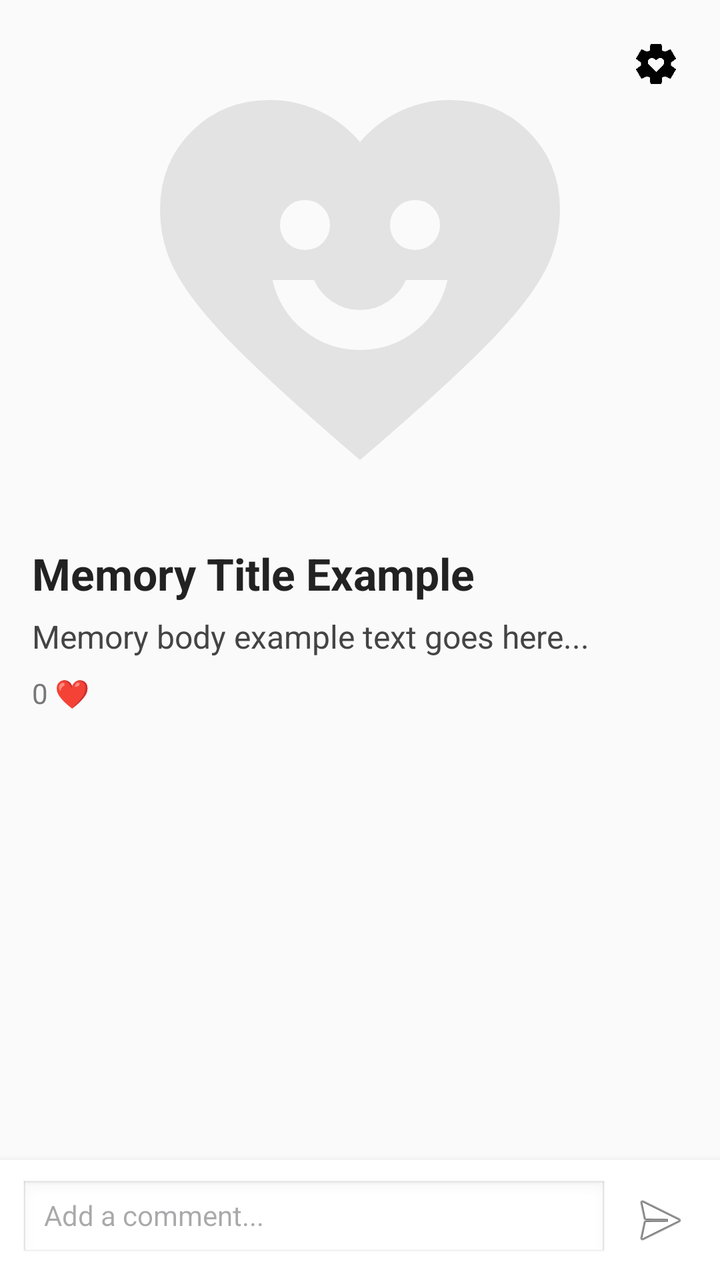
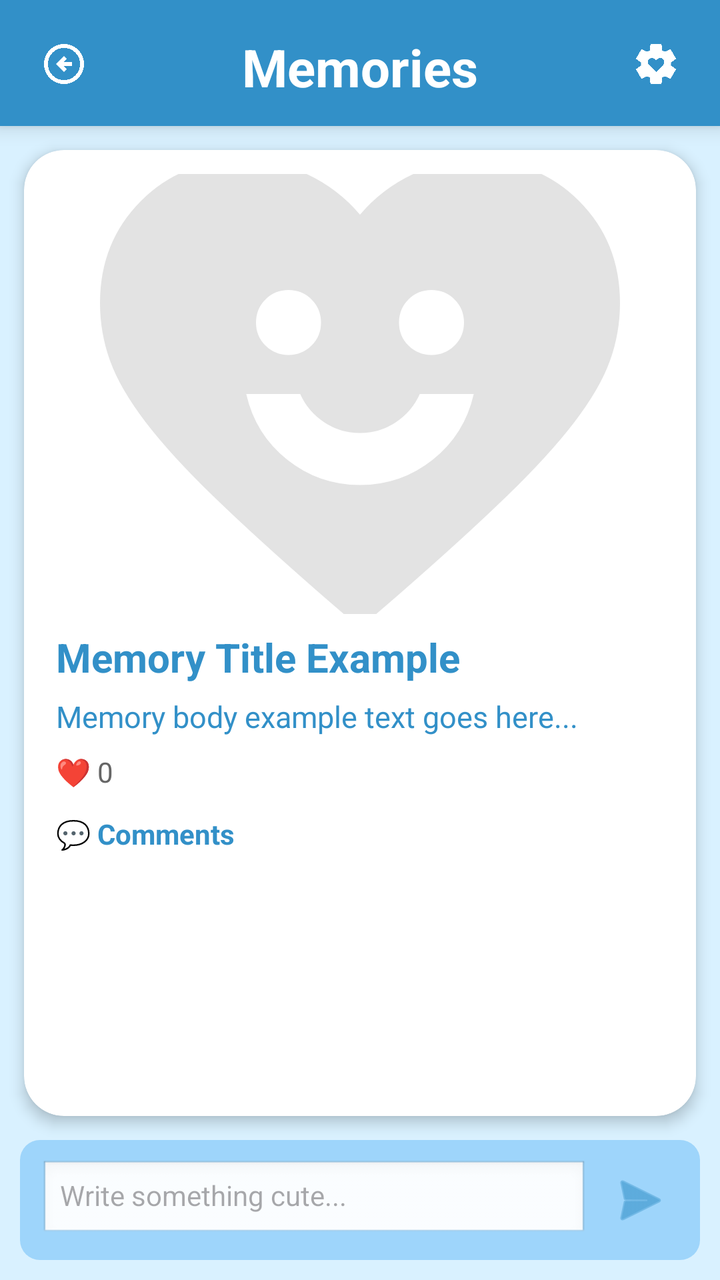

Two renders of the same Android screen: before a commit and after it. Below are the layout's source before the change and the commit's diff.
<!-- AndroidManifest.xml: application theme Theme.BetweenUs -->
<!-- res/layout/activity_memories_detail.xml -->
<?xml version="1.0" encoding="utf-8"?>
<androidx.constraintlayout.widget.ConstraintLayout
    xmlns:android="http://schemas.android.com/apk/res/android"
    xmlns:app="http://schemas.android.com/apk/res-auto"
    xmlns:tools="http://schemas.android.com/tools"
    android:id="@+id/main"
    android:layout_width="match_parent"
    android:layout_height="match_parent"
    tools:context=".MemoriesDetailActivity"
    android:background="#FAFAFA">

    
    <ImageView
        android:id="@+id/memory_image"
        android:layout_width="0dp"
        android:layout_margin="20dp"
        android:layout_height="240dp"
        android:scaleType="fitCenter"
        android:src="@drawable/memorybtn_filled"
        app:layout_constraintTop_toTopOf="parent"
        app:layout_constraintStart_toStartOf="parent"
        app:layout_constraintEnd_toEndOf="parent"/>

    
    <ImageButton
        android:id="@+id/btn_settings"
        android:layout_width="40dp"
        android:layout_height="40dp"
        android:layout_margin="12dp"
        android:background="@android:color/transparent"
        android:src="@drawable/settings_btn"
        app:layout_constraintTop_toTopOf="parent"
        app:layout_constraintEnd_toEndOf="parent"
        app:tint="@color/black" />

    
    <TextView
        android:id="@+id/memory_title"
        android:layout_width="0dp"
        android:layout_height="wrap_content"
        android:text="Memory Title Example"
        android:textSize="22sp"
        android:textStyle="bold"
        android:textColor="#222"
        android:layout_marginStart="16dp"
        android:layout_marginEnd="16dp"
        android:layout_marginTop="12dp"
        app:layout_constraintTop_toBottomOf="@id/memory_image"
        app:layout_constraintStart_toStartOf="parent"
        app:layout_constraintEnd_toEndOf="parent"/>

    
    <TextView
        android:id="@+id/memory_body"
        android:layout_width="0dp"
        android:layout_height="wrap_content"
        android:text="Memory body example text goes here..."
        android:textSize="16sp"
        android:textColor="#444"
        android:lineSpacingExtra="4dp"
        android:layout_marginStart="16dp"
        android:layout_marginEnd="16dp"
        android:layout_marginTop="6dp"
        app:layout_constraintTop_toBottomOf="@id/memory_title"
        app:layout_constraintStart_toStartOf="parent"
        app:layout_constraintEnd_toEndOf="parent"/>

    
    <TextView
        android:id="@+id/memory_likes"
        android:layout_width="wrap_content"
        android:layout_height="wrap_content"
        android:text="0 ❤"
        android:textSize="14sp"
        android:textColor="#777"
        android:layout_marginStart="16dp"
        android:layout_marginTop="8dp"
        app:layout_constraintTop_toBottomOf="@id/memory_body"
        app:layout_constraintStart_toStartOf="parent"/>

    
    <androidx.recyclerview.widget.RecyclerView
        android:id="@+id/recycler_comments"
        android:layout_width="0dp"
        android:layout_height="0dp"
        android:paddingTop="8dp"
        app:layout_constraintTop_toBottomOf="@id/memory_likes"
        app:layout_constraintBottom_toTopOf="@id/comment_bar"
        app:layout_constraintStart_toStartOf="parent"
        app:layout_constraintEnd_toEndOf="parent"/>

    
    <LinearLayout
        android:id="@+id/comment_bar"
        android:layout_width="0dp"
        android:layout_height="wrap_content"
        android:orientation="horizontal"
        android:padding="10dp"
        android:background="#FFFFFF"
        android:elevation="6dp"
        app:layout_constraintBottom_toBottomOf="parent"
        app:layout_constraintStart_toStartOf="parent"
        app:layout_constraintEnd_toEndOf="parent">

        <EditText
            android:id="@+id/et_comment"
            android:layout_width="0dp"
            android:layout_height="40dp"
            android:layout_weight="1"
            android:hint="Add a comment..."
            android:paddingStart="12dp"
            android:background="@android:drawable/edit_text"
            android:textSize="14sp"/>

        <ImageButton
            android:id="@+id/btn_send_comment"
            android:layout_width="40dp"
            android:layout_height="40dp"
            android:layout_marginStart="6dp"
            android:src="@android:drawable/ic_menu_send"
            android:background="@android:color/transparent"/>

    </LinearLayout>

</androidx.constraintlayout.widget.ConstraintLayout>
<!-- resources referenced by this layout -->
<resources>
  <color name="black">#FF000000</color>
  <!-- drawable memorybtn_filled (drawable) -->
  <vector xmlns:android="http://schemas.android.com/apk/res/android"
      android:width="24dp"
      android:height="24dp"
      android:viewportWidth="960"
      android:viewportHeight="960">
    <path
        android:pathData="M592,581q49,-39 63,-101h-83q-12,27 -37,43.5T480,540q-30,0 -55,-16.5T388,480h-83q14,62 63,101t112,39q63,0 112,-39ZM405.5,405.5Q420,391 420,370t-14.5,-35.5Q391,320 370,320t-35.5,14.5Q320,349 320,370t14.5,35.5Q349,420 370,420t35.5,-14.5ZM625.5,405.5Q640,391 640,370t-14.5,-35.5Q611,320 590,320t-35.5,14.5Q540,349 540,370t14.5,35.5Q569,420 590,420t35.5,-14.5ZM480,840l-58,-50q-101,-88 -167,-152T150,523q-39,-51 -54.5,-94T80,340q0,-94 63,-157t157,-63q52,0 99,22t81,62q34,-40 81,-62t99,-22q94,0 157,63t63,157q0,46 -15.5,89T810,523q-39,51 -105,115T538,790l-58,50Z"
        android:fillColor="#e3e3e3"/>
  </vector>
  <!-- drawable settings_btn (drawable) -->
  <vector xmlns:android="http://schemas.android.com/apk/res/android"
      android:width="24dp"
      android:height="24dp"
      android:viewportWidth="960"
      android:viewportHeight="960">
    <path
        android:pathData="m482,640 l140,-140q17,-17 22,-41.5t-5,-47.5q-10,-23 -30,-37t-45,-14q-25,0 -45,15.5T482,408q-18,-17 -37.5,-32.5T400,360q-25,0 -45.5,13.5T324,410q-10,23 -4.5,47.5T342,500l140,140ZM370,880l-16,-128q-13,-5 -24.5,-12T307,725l-119,50L78,585l103,-78q-1,-7 -1,-13.5v-27q0,-6.5 1,-13.5L78,375l110,-190 119,50q11,-8 23,-15t24,-12l16,-128h220l16,128q13,5 24.5,12t22.5,15l119,-50 110,190 -103,78q1,7 1,13.5v27q0,6.5 -2,13.5l103,78 -110,190 -118,-50q-11,8 -23,15t-24,12L590,880L370,880Z"
        android:fillColor="#e3e3e3"/>
  </vector>
  <style name="Theme.BetweenUs" parent="Theme.MaterialComponents.DayNight.NoActionBar">
          
          <item name="colorPrimary">@color/purple_500</item>
          <item name="colorPrimaryVariant">@color/purple_700</item>
          <item name="colorOnPrimary">@color/white</item>
          
          <item name="colorSecondary">@color/teal_200</item>
          <item name="colorSecondaryVariant">@color/teal_700</item>
          <item name="colorOnSecondary">@color/black</item>
          
          <item name="android:statusBarColor">?attr/colorPrimaryVariant</item>
          
      </style>
  <color name="purple_500">#FF6200EE</color>
  <color name="purple_700">#FF3700B3</color>
  <color name="white">#FFFFFFFF</color>
  <color name="teal_200">#FF03DAC5</color>
  <color name="teal_700">#FF018786</color>
</resources>

<!-- the commit's change to res/layout/activity_memories_detail.xml (unified diff, before → after) -->
@@ -1,124 +1,222 @@
 <?xml version="1.0" encoding="utf-8"?>
-<androidx.constraintlayout.widget.ConstraintLayout
-    xmlns:android="http://schemas.android.com/apk/res/android"
+<androidx.constraintlayout.widget.ConstraintLayout xmlns:android="http://schemas.android.com/apk/res/android"
     xmlns:app="http://schemas.android.com/apk/res-auto"
-    xmlns:tools="http://schemas.android.com/tools"
+
     android:id="@+id/main"
     android:layout_width="match_parent"
     android:layout_height="match_parent"
-    tools:context=".MemoriesDetailActivity"
-    android:background="#FAFAFA">
+    android:background="#d9f1ff">
+
 
     
-    <ImageView
-        android:id="@+id/memory_image"
+
+    <TextView
+        android:id="@+id/toolbar_title"
         android:layout_width="0dp"
-        android:layout_margin="20dp"
-        android:layout_height="240dp"
-        android:scaleType="fitCenter"
-        android:src="@drawable/memorybtn_filled"
+        android:layout_height="wrap_content"
+        android:background="#3290c8"
+        android:elevation="6dp"
+        android:gravity="center"
+        android:paddingTop="16dp"
+        android:paddingBottom="12dp"
+        android:text="Memories"
+        android:textColor="@color/white"
+        android:textSize="26sp"
+        android:textStyle="bold"
+        app:layout_constraintEnd_toEndOf="parent"
+        app:layout_constraintStart_toStartOf="parent"
+        app:layout_constraintTop_toTopOf="parent" />
+
+
+    <ImageButton
+        android:id="@+id/btn_back"
+        android:layout_width="40dp"
+        android:layout_height="40dp"
+        android:layout_margin="12dp"
+        android:elevation="7dp"
+        android:background="@android:color/transparent"
+        android:src="@drawable/back_arrow"
+        app:layout_constraintStart_toStartOf="parent"
         app:layout_constraintTop_toTopOf="parent"
-        app:layout_constraintStart_toStartOf="parent"
-        app:layout_constraintEnd_toEndOf="parent"/>
-
-    
+        app:tint="@color/white" />
+
     <ImageButton
         android:id="@+id/btn_settings"
         android:layout_width="40dp"
         android:layout_height="40dp"
         android:layout_margin="12dp"
+        android:elevation="7dp"
         android:background="@android:color/transparent"
         android:src="@drawable/settings_btn"
+        app:layout_constraintEnd_toEndOf="parent"
         app:layout_constraintTop_toTopOf="parent"
-        app:layout_constraintEnd_toEndOf="parent"
-        app:tint="@color/black" />
+        app:tint="@color/white" />
+
 
     
-    <TextView
-        android:id="@+id/memory_title"
-        android:layout_width="0dp"
-        android:layout_height="wrap_content"
-        android:text="Memory Title Example"
-        android:textSize="22sp"
-        android:textStyle="bold"
-        android:textColor="#222"
-        android:layout_marginStart="16dp"
-        android:layout_marginEnd="16dp"
-        android:layout_marginTop="12dp"
-        app:layout_constraintTop_toBottomOf="@id/memory_image"
-        app:layout_constraintStart_toStartOf="parent"
-        app:layout_constraintEnd_toEndOf="parent"/>
-
-    
-    <TextView
-        android:id="@+id/memory_body"
-        android:layout_width="0dp"
-        android:layout_height="wrap_content"
-        android:text="Memory body example text goes here..."
-        android:textSize="16sp"
-        android:textColor="#444"
-        android:lineSpacingExtra="4dp"
-        android:layout_marginStart="16dp"
-        android:layout_marginEnd="16dp"
-        android:layout_marginTop="6dp"
-        app:layout_constraintTop_toBottomOf="@id/memory_title"
-        app:layout_constraintStart_toStartOf="parent"
-        app:layout_constraintEnd_toEndOf="parent"/>
-
-    
-    <TextView
-        android:id="@+id/memory_likes"
-        android:layout_width="wrap_content"
-        android:layout_height="wrap_content"
-        android:text="0 ❤"
-        android:textSize="14sp"
-        android:textColor="#777"
-        android:layout_marginStart="16dp"
-        android:layout_marginTop="8dp"
-        app:layout_constraintTop_toBottomOf="@id/memory_body"
-        app:layout_constraintStart_toStartOf="parent"/>
-
-    
-    <androidx.recyclerview.widget.RecyclerView
-        android:id="@+id/recycler_comments"
+
+    <androidx.cardview.widget.CardView
+        android:id="@+id/memoryCard"
         android:layout_width="0dp"
         android:layout_height="0dp"
-        android:paddingTop="8dp"
-        app:layout_constraintTop_toBottomOf="@id/memory_likes"
+        android:layout_margin="12dp"
+
+        app:cardBackgroundColor="#FFFFFF"
+        app:cardCornerRadius="20dp"
+        app:cardElevation="4dp"
+
         app:layout_constraintBottom_toTopOf="@id/comment_bar"
+        app:layout_constraintEnd_toEndOf="parent"
         app:layout_constraintStart_toStartOf="parent"
-        app:layout_constraintEnd_toEndOf="parent"/>
+        app:layout_constraintTop_toBottomOf="@id/toolbar_title">
+
+        
+
+        <androidx.constraintlayout.widget.ConstraintLayout
+            android:layout_width="match_parent"
+            android:layout_height="match_parent">
+
+            
+
+            <ImageView
+                android:id="@+id/memory_image"
+                android:layout_width="0dp"
+                android:layout_height="220dp"
+                android:layout_margin="12dp"
+                android:scaleType="centerCrop"
+                android:src="@drawable/memorybtn_filled"
+
+                app:layout_constraintEnd_toEndOf="parent"
+                app:layout_constraintStart_toStartOf="parent"
+                app:layout_constraintTop_toTopOf="parent" />
+
+
+            
+
+            <TextView
+                android:id="@+id/memory_title"
+                android:layout_width="0dp"
+                android:layout_height="wrap_content"
+                android:layout_marginStart="16dp"
+                android:layout_marginTop="8dp"
+                android:layout_marginEnd="16dp"
+                android:text="Memory Title Example"
+                android:textColor="#3290c8"
+                android:textSize="20sp"
+                android:textStyle="bold"
+
+                app:layout_constraintEnd_toEndOf="parent"
+                app:layout_constraintStart_toStartOf="parent"
+                app:layout_constraintTop_toBottomOf="@id/memory_image" />
+
+
+            
+
+            <TextView
+                android:id="@+id/memory_body"
+                android:layout_width="0dp"
+                android:layout_height="wrap_content"
+                android:layout_marginStart="16dp"
+                android:layout_marginTop="6dp"
+                android:layout_marginEnd="16dp"
+                android:lineSpacingExtra="4dp"
+                android:text="Memory body example text goes here..."
+                android:textColor="#3290c8"
+                android:textSize="15sp"
+
+                app:layout_constraintEnd_toEndOf="parent"
+                app:layout_constraintStart_toStartOf="parent"
+                app:layout_constraintTop_toBottomOf="@id/memory_title" />
+
+
+            
+
+            <TextView
+                android:id="@+id/memory_likes"
+                android:layout_width="wrap_content"
+                android:layout_height="wrap_content"
+                android:layout_marginStart="16dp"
+                android:layout_marginTop="8dp"
+                android:text="❤ 0"
+                android:textColor="#666"
+                android:textSize="14sp"
+
+                app:layout_constraintStart_toStartOf="parent"
+                app:layout_constraintTop_toBottomOf="@id/memory_body" />
+
+
+            
+
+            <TextView
+                android:id="@+id/comments_label"
+                android:layout_width="wrap_content"
+                android:layout_height="wrap_content"
+                android:layout_marginStart="16dp"
+                android:layout_marginTop="12dp"
+                android:text="💬 Comments"
+                android:textColor="#3290c8"
+                android:textSize="14sp"
+                android:textStyle="bold"
+                app:layout_constraintStart_toStartOf="parent"
+                app:layout_constraintTop_toBottomOf="@id/memory_likes" />
+
+
+            
+
+            <androidx.recyclerview.widget.RecyclerView
+                android:id="@+id/recycler_comments"
+                android:layout_width="0dp"
+                android:layout_height="0dp"
+                android:paddingStart="12dp"
+                android:paddingTop="6dp"
+                android:paddingEnd="12dp"
+
+                app:layout_constraintBottom_toBottomOf="parent"
+                app:layout_constraintEnd_toEndOf="parent"
+                app:layout_constraintStart_toStartOf="parent"
+                app:layout_constraintTop_toBottomOf="@id/comments_label" />
+
+        </androidx.constraintlayout.widget.ConstraintLayout>
+
+    </androidx.cardview.widget.CardView>
+
 
     
+
     <LinearLayout
         android:id="@+id/comment_bar"
         android:layout_width="0dp"
         android:layout_height="wrap_content"
+        android:layout_margin="10dp"
+        android:background="@drawable/image_round_2"
+        android:backgroundTint="#9ED5FB"
+        android:elevation="6dp"
         android:orientation="horizontal"
         android:padding="10dp"
-        android:background="#FFFFFF"
-        android:elevation="6dp"
+
         app:layout_constraintBottom_toBottomOf="parent"
-        app:layout_constraintStart_toStartOf="parent"
-        app:layout_constraintEnd_toEndOf="parent">
+        app:layout_constraintEnd_toEndOf="parent"
+        app:layout_constraintStart_toStartOf="parent">
 
         <EditText
             android:id="@+id/et_comment"
             android:layout_width="0dp"
             android:layout_height="40dp"
             android:layout_weight="1"
-            android:hint="Add a comment..."
-            android:paddingStart="12dp"
+            android:elevation="3dp"
             android:background="@android:drawable/edit_text"
-            android:textSize="14sp"/>
+            android:hint="Write something cute..."
+            android:paddingStart="10dp"
+            android:textSize="14sp" />
 
         <ImageButton
             android:id="@+id/btn_send_comment"
             android:layout_width="40dp"
             android:layout_height="40dp"
             android:layout_marginStart="6dp"
+            android:background="@android:color/transparent"
             android:src="@android:drawable/ic_menu_send"
-            android:background="@android:color/transparent"/>
+            app:tint="#3290c8" />
 
     </LinearLayout>
 
<!-- resource entries referenced after the edit -->
@@ -37,6 +37,21 @@
   <color name="purple_500">#FF6200EE</color>
   <color name="purple_700">#FF3700B3</color>
   <color name="white">#FFFFFFFF</color>
+  <!-- drawable back_arrow (drawable) -->
+  <vector xmlns:android="http://schemas.android.com/apk/res/android"
+      android:width="24dp"
+      android:height="24dp"
+      android:viewportWidth="960"
+      android:viewportHeight="960">
+    <path
+        android:pathData="m480,640 l56,-56 -64,-64h168v-80L472,440l64,-64 -56,-56 -160,160 160,160ZM480,880q-83,0 -156,-31.5T197,763q-54,-54 -85.5,-127T80,480q0,-83 31.5,-156T197,197q54,-54 127,-85.5T480,80q83,0 156,31.5T763,197q54,54 85.5,127T880,480q0,83 -31.5,156T763,763q-54,54 -127,85.5T480,880ZM480,800q134,0 227,-93t93,-227q0,-134 -93,-227t-227,-93q-134,0 -227,93t-93,227q0,134 93,227t227,93ZM480,480Z"
+        android:fillColor="#e3e3e3"/>
+  </vector>
+  <!-- drawable image_round_2 (drawable) -->
+  <?xml version="1.0" encoding="utf-8"?>
+  <shape xmlns:android="http://schemas.android.com/apk/res/android">
+      <corners android:radius="10dp"/>
+  </shape>
   <color name="teal_200">#FF03DAC5</color>
   <color name="teal_700">#FF018786</color>
 </resources>
